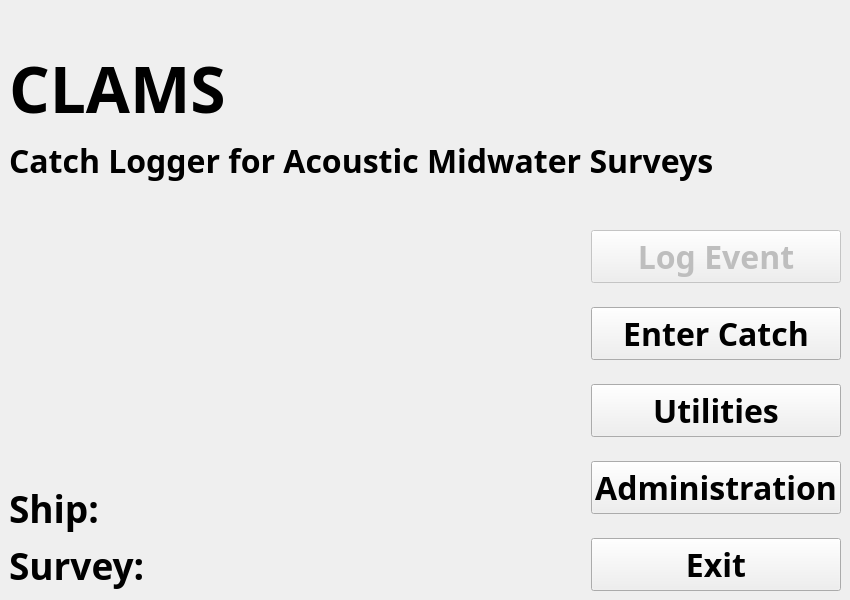
First picture: the form in ui/CLAMSMain.ui, repository guyuhong/CLAMS, before the edit.
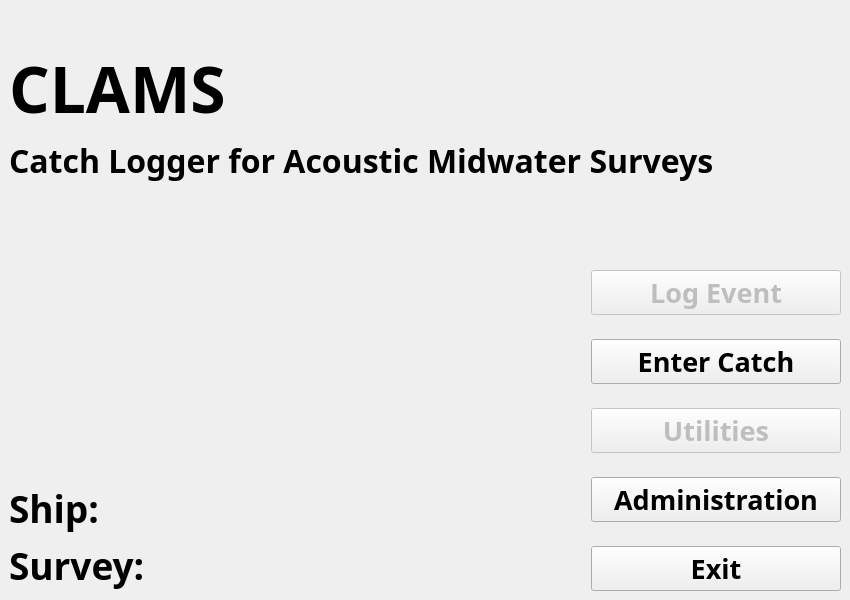
Second picture: the form after the edit.

Commit message:
Updated CLAMSMain, CLAMSProcess and some related dialogs
All modules called from CLAMSProcess are commented out. Can uncomment as those modules are updated.

Patch:
```diff
--- a/ui/CLAMSMain.ui
+++ b/ui/CLAMSMain.ui
@@ -169,7 +169,7 @@
           <property name="font">
            <font>
             <family>Arial Black</family>
-            <pointsize>24</pointsize>
+            <pointsize>20</pointsize>
             <weight>75</weight>
             <bold>true</bold>
            </font>
@@ -190,7 +190,7 @@
           <property name="font">
            <font>
             <family>Arial Black</family>
-            <pointsize>24</pointsize>
+            <pointsize>20</pointsize>
             <weight>75</weight>
             <bold>true</bold>
            </font>
@@ -202,6 +202,9 @@
         </item>
         <item>
          <widget class="QPushButton" name="utilitiesBtn">
+          <property name="enabled">
+           <bool>false</bool>
+          </property>
           <property name="minimumSize">
            <size>
             <width>250</width>
@@ -211,7 +214,7 @@
           <property name="font">
            <font>
             <family>Arial Black</family>
-            <pointsize>24</pointsize>
+            <pointsize>20</pointsize>
             <weight>75</weight>
             <bold>true</bold>
            </font>
@@ -232,7 +235,7 @@
           <property name="font">
            <font>
             <family>Arial Black</family>
-            <pointsize>24</pointsize>
+            <pointsize>20</pointsize>
             <weight>75</weight>
             <bold>true</bold>
            </font>
@@ -253,7 +256,7 @@
           <property name="font">
            <font>
             <family>Arial Black</family>
-            <pointsize>24</pointsize>
+            <pointsize>20</pointsize>
             <weight>75</weight>
             <bold>true</bold>
            </font>
```
The commit also changes 21 other files.
